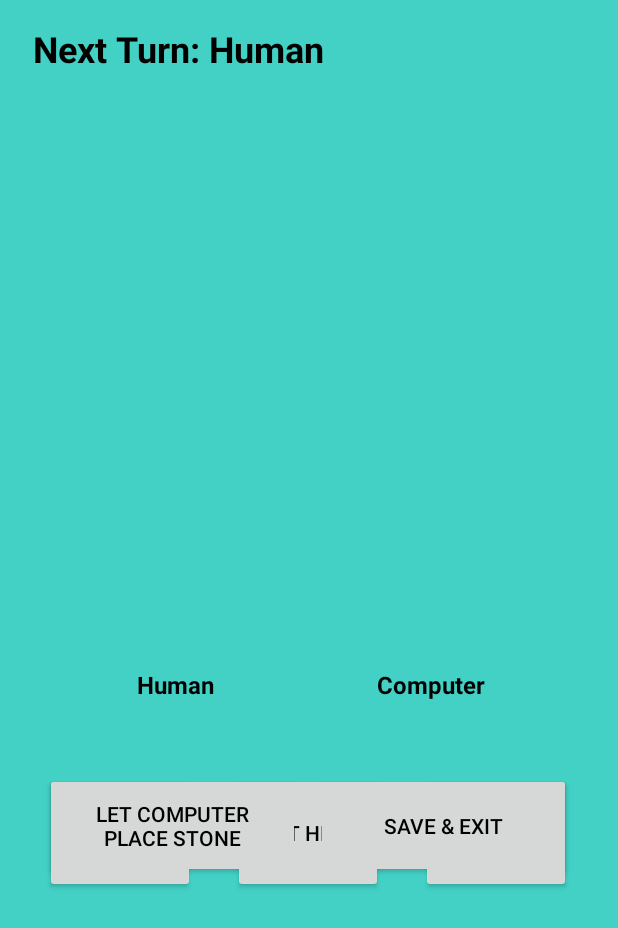
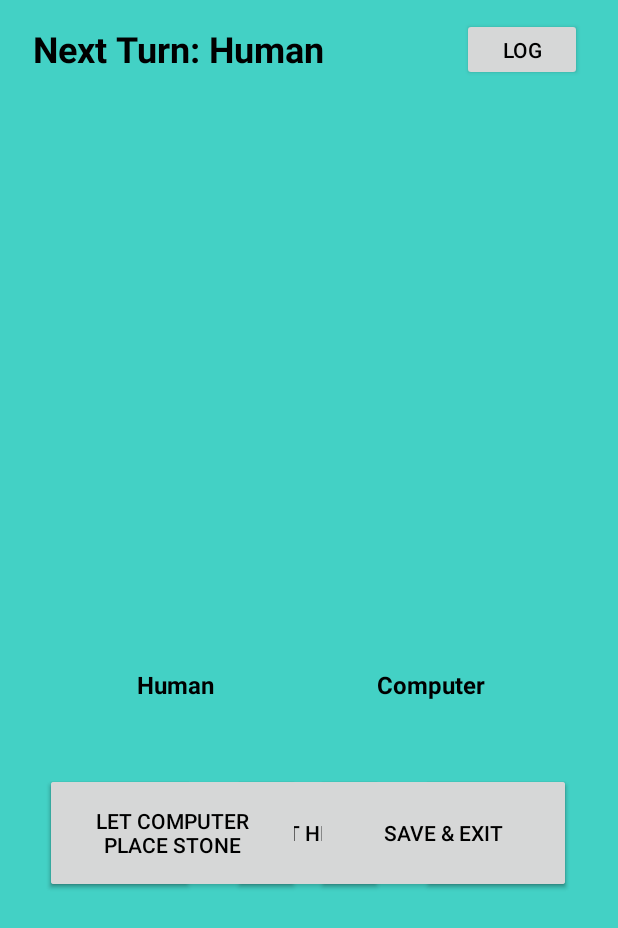
Before and after one commit to ipluchino/Pente-Android, an Android app built with Jetpack Compose: the layout activity_roundview.xml on its own in the app's theme, with its tools: preview values and no code run, on a phone screen of 412 x 824 dp. Shown: the top 928 px of the screen. Run offline under Robolectric (Android 15) with nearby library versions, the light colour scheme and no system bars; plain views replace ZoomLayout.

Commit message:
Created a log button and added functionality to it. When clicked, a log representing the history of the game is displayed (used to check game validity).

```diff
--- a/app/src/main/java/edu/ramapo/ipluchino/pente/View/WelcomeActivity.java
+++ b/app/src/main/java/edu/ramapo/ipluchino/pente/View/WelcomeActivity.java
@@ -108,6 +108,7 @@ public class WelcomeActivity extends AppCompatActivity {
                         //Attach the loaded round to the intent and go to the RoundViewActivity.
                         Intent intent = new Intent(getApplicationContext(), RoundViewActivity.class);
                         intent.putExtra("round", loadedRound);
+                        intent.putExtra("loadedFromFile", true);
                         startActivity(intent);
                     }
 
--- a/app/src/main/res/layout/activity_roundview.xml
+++ b/app/src/main/res/layout/activity_roundview.xml
@@ -62,6 +62,19 @@
     </com.otaliastudios.zoom.ZoomLayout>
 
     <androidx.appcompat.widget.AppCompatButton
+        android:id="@+id/logButton"
+        android:layout_width="80dp"
+        android:layout_height="42dp"
+        android:layout_marginTop="12dp"
+        android:text="Log"
+        android:textColor="@color/black"
+        android:textSize="14sp"
+        app:layout_constraintEnd_toEndOf="parent"
+        app:layout_constraintHorizontal_bias="0.927"
+        app:layout_constraintStart_toStartOf="parent"
+        app:layout_constraintTop_toTopOf="parent" />
+
+    <androidx.appcompat.widget.AppCompatButton
         android:id="@+id/placeStoneButtonHuman"
         android:layout_width="100dp"
         android:layout_height="80dp"
@@ -103,7 +116,7 @@
     <androidx.appcompat.widget.AppCompatButton
         android:id="@+id/placeStoneButtonComputer"
         android:layout_width="170dp"
-        android:layout_height="70dp"
+        android:layout_height="80dp"
         android:layout_marginTop="515dp"
         android:text="Let Computer Place Stone"
         android:textColor="@color/black"
@@ -116,7 +129,7 @@
     <androidx.appcompat.widget.AppCompatButton
         android:id="@+id/saveAndExitButtonComputer"
         android:layout_width="170dp"
-        android:layout_height="70dp"
+        android:layout_height="80dp"
         android:layout_marginTop="515dp"
         android:text="Save &amp; Exit"
         android:textColor="@color/black"
```
Also changed, not shown: app/src/main/AndroidManifest.xml (+7 -0 lines), app/src/main/java/edu/ramapo/ipluchino/pente/View/RoundViewActivity.java (+99 -5 lines), app/src/main/java/edu/ramapo/ipluchino/pente/View/TournamentOverActivity.java (added, +34 -0 lines), app/src/main/res/layout/activity_tournamentover.xml (added, +10 -0 lines).
